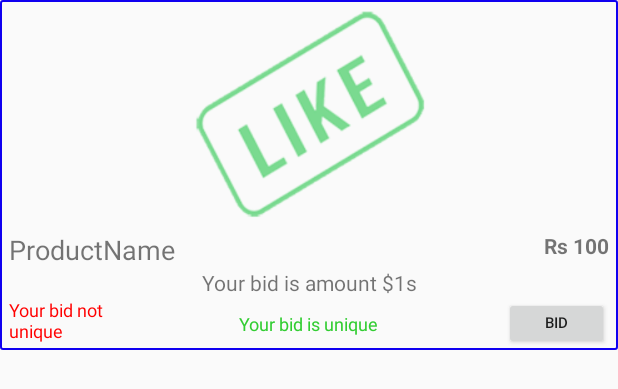
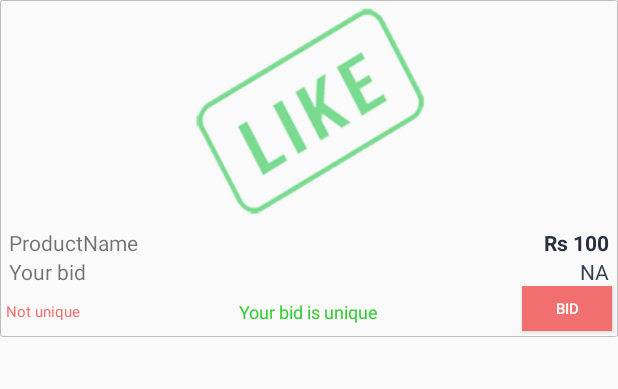
Before and after one commit to neeraj-singh/MyntraHD, an Android app: the layout bidded_product_item_status.xml on its own in the app's theme, with its tools: preview values and no code run, on a phone screen of 412 x 824 dp. Shown: the top 389 px of the screen. Run offline under Robolectric (Android 15) with nearby library versions, the phone set to English and light mode, and no system bars.

Commit message:
last changes

```diff
--- a/app/src/main/java/com/neerajsingh/myntrahd/BiddingStatusBoardActivity.java
+++ b/app/src/main/java/com/neerajsingh/myntrahd/BiddingStatusBoardActivity.java
@@ -46,7 +46,7 @@ public class BiddingStatusBoardActivity extends Activity{
     }
 
     public void getAllBiddedProductsForUId(String uniqueId){
-        Call<List<BidBasket>> bidBasketCall = DummyNetworkActivity.baseRequestInterface.getAllBiddedProductsWithStatus(uniqueId);
+        Call<List<BidBasket>> bidBasketCall = MyntraHDApplication.getBaseRequestInterface().getAllBiddedProductsWithStatus(uniqueId);
         bidBasketCall.enqueue(new Callback<List<BidBasket>>() {
             @Override
             public void onResponse(Call<List<BidBasket>> call, Response<List<BidBasket>> response) {
--- a/app/src/main/res/drawable/button_black_stoke_released.xml
+++ b/app/src/main/res/drawable/button_black_stoke_released.xml
@@ -3,8 +3,8 @@
     android:shape="rectangle" >
 
     <stroke
-        android:width="1dp"
-        android:color="#1000f0" />
+        android:width="0.5dp"
+        android:color="#bcbcbc" />
 
     <corners android:radius="1dp" />
 
--- a/app/src/main/res/layout/bidded_product_item_status.xml
+++ b/app/src/main/res/layout/bidded_product_item_status.xml
@@ -5,7 +5,7 @@
     android:layout_height="wrap_content">
     <ImageView
         android:layout_width="match_parent"
-        android:layout_margin="2dp"
+        android:layout_marginBottom="2dp"
         android:layout_height="150dp"
         android:src="@drawable/like"
         android:id="@+id/product_image"/>
@@ -15,7 +15,8 @@
         <TextView
             android:layout_width="wrap_content"
             android:layout_height="wrap_content"
-            android:textSize="18sp"
+            android:textSize="14sp"
+            android:ellipsize="end"
             android:layout_marginLeft="6dp"
             android:layout_alignParentLeft="true"
             android:id="@+id/productName"
@@ -25,6 +26,7 @@
             android:layout_width="wrap_content"
             android:layout_height="wrap_content"
             android:textSize="14sp"
+            android:textColor="#29303F"
             android:textStyle="bold"
             android:layout_marginRight="6dp"
             android:layout_alignParentRight="true"
@@ -32,14 +34,35 @@
             android:text="Rs 100"
             />
     </RelativeLayout>
-    <TextView
+    <LinearLayout
         android:layout_width="match_parent"
-        android:layout_height="wrap_content"
-        android:textSize="14sp"
-        android:gravity="center"
-        android:id="@+id/yourBid"
-        android:text="Your bid is amount $1s"
-        />
+        android:layout_height="wrap_content">
+        <TextView
+            android:layout_width="0dp"
+            android:layout_height="wrap_content"
+            android:textSize="14sp"
+            android:ellipsize="end"
+            android:layout_weight="1"
+            android:layout_gravity="left|center_vertical"
+            android:layout_marginLeft="6dp"
+            android:id="@+id/yourbidHolder"
+            android:text="Your bid "
+            />
+
+        <TextView
+            android:layout_width="0dp"
+            android:layout_height="wrap_content"
+            android:textSize="14sp"
+            android:gravity="right"
+            android:layout_weight="1"
+            android:layout_gravity="right|center_vertical"
+            android:layout_marginRight="6dp"
+            android:textColor="#363F50"
+            android:id="@+id/yourBid"
+            android:text="NA"
+            />
+    </LinearLayout>
+
     <FrameLayout
         android:layout_width="match_parent"
         android:orientation="vertical"
@@ -52,22 +75,25 @@
             <TextView
                 android:layout_width="80dp"
                 android:layout_height="wrap_content"
-                android:textSize="12sp"
-                android:textColor="#FF0000"
-                android:gravity="center_vertical"
-                android:layout_marginLeft="6dp"
+                android:textSize="10sp"
+                android:textColor="#f16f6f"
+                android:layout_centerVertical="true"
+                android:layout_marginLeft="4dp"
                 android:layout_alignParentLeft="true"
                 android:id="@+id/negetiveBidStatus"
-                android:text="Your bid not unique"
+                android:text="Not unique"
                 />
             <Button
-                android:layout_width="70dp"
-                android:layout_height="35dp"
+                android:layout_width="60dp"
+                android:layout_height="30dp"
                 android:textSize="10sp"
-                android:layout_marginRight="6dp"
+                android:background="#f16f6f"
+                android:textColor="@color/white"
+                android:layout_marginRight="4dp"
                 android:layout_alignParentRight="true"
                 android:id="@+id/bidAgainButton"
-                android:text="Bid again"
+                android:layout_marginBottom="4dp"
+                android:text="Bid"
                 />
         </RelativeLayout>
         <TextView
--- a/app/src/main/res/layout/custom_aleart_dialog.xml
+++ b/app/src/main/res/layout/custom_aleart_dialog.xml
@@ -15,6 +15,9 @@
     <EditText
         android:layout_width="match_parent"
         android:layout_height="40dp"
+        android:inputType="number"
+        android:imeOptions="actionDone"
+        android:textCursorDrawable="@drawable/cursor"
         android:id="@+id/bidEditText"/>
     <Button
         android:layout_width="70dp"
--- a/app/src/main/res/values/strings.xml
+++ b/app/src/main/res/values/strings.xml
@@ -5,6 +5,6 @@
 
 
     <string name="error_player">There was an error initializing the YouTubePlayer (%1$s)</string>
-    <string name="your_bid_string">Your bid is amount %1$s</string>
+    <string name="your_bid_string">\u20B9 %1$s</string>
 
 </resources>
```
Also changed, not shown: app/src/main/java/com/neerajsingh/myntrahd/BidProductsAdapter.java (+22 -10 lines), app/src/main/java/com/neerajsingh/myntrahd/network/response/BidBasket.java (+10 -0 lines).
